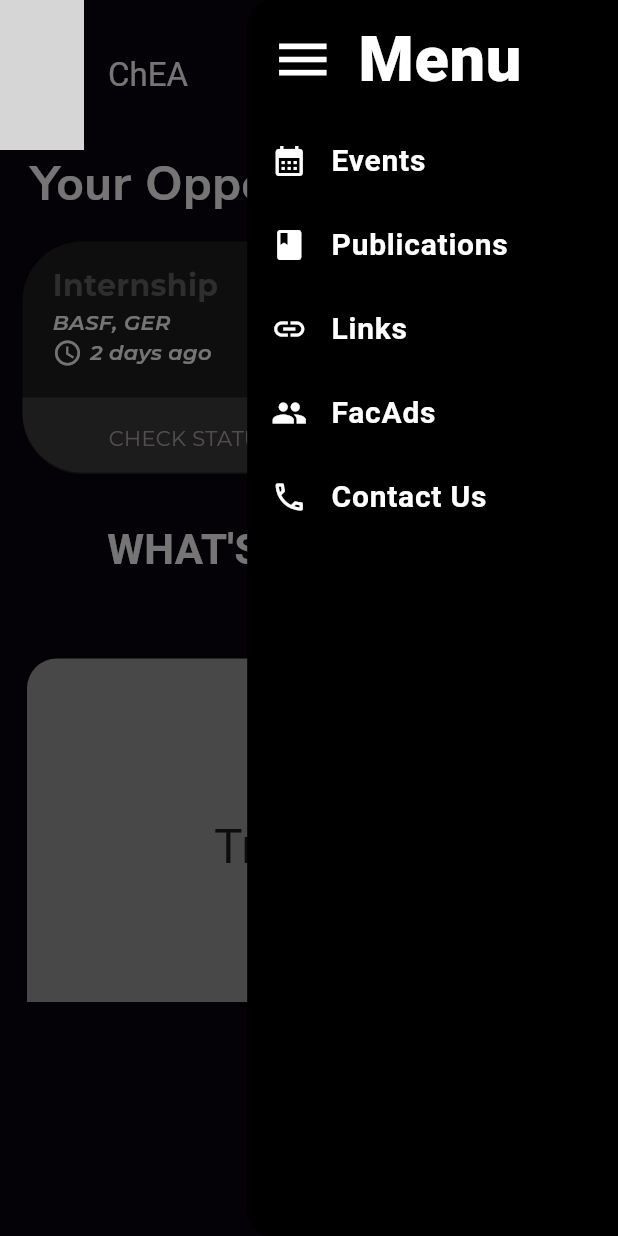
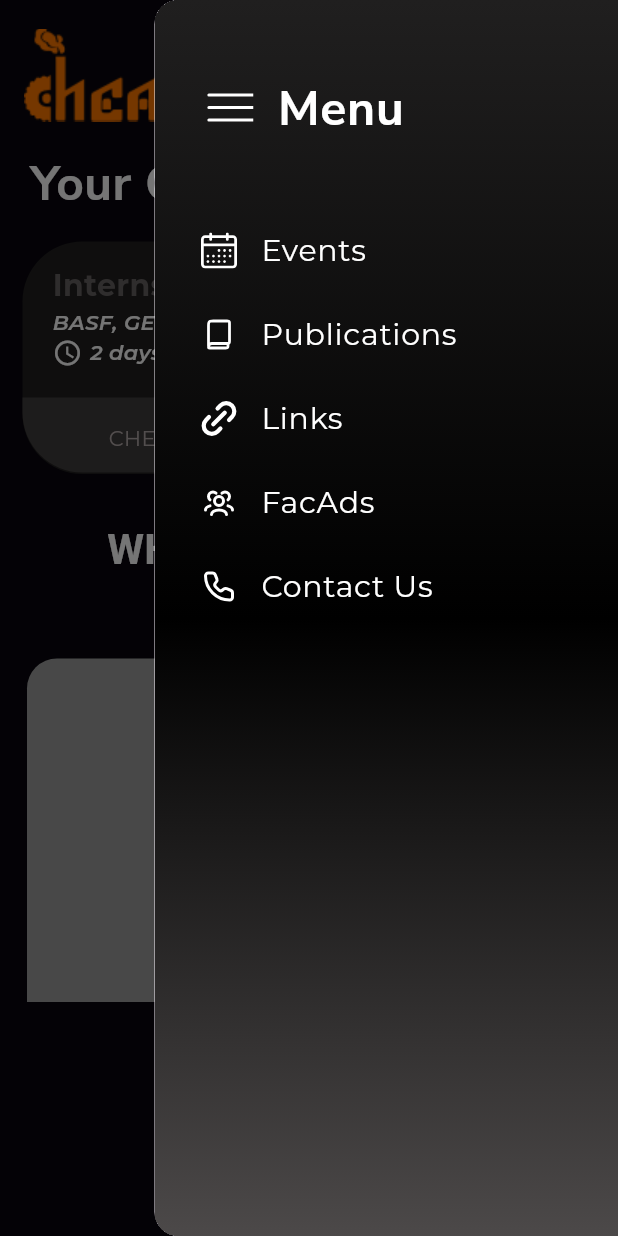
Before and after one commit to aastha51551/ChEA-App, a Flutter app: the screen it shows after launch, with the side drawer open, on a phone screen of 412 x 824 dp. Run offline on Flutter 3.47's test engine with Material 3 defaults, Android fonts, the phone set to English and light mode, and no system bars; our stand-ins replace flutter_svg, google_fonts; grey boxes are pictures that could not be loaded.

Commit message:
Fixed : ChEA Logo Updated : NavBar to figma design Changes : Separated Home Page into separate pages dir

```diff
--- a/chea/lib/main.dart
+++ b/chea/lib/main.dart
@@ -1,5 +1,6 @@
 // ignore_for_file: prefer_const_constructors, sort_child_properties_last
 
+import 'package:chea/pages/home.dart';
 import 'package:flutter/material.dart';
 import 'package:flutter_svg/flutter_svg.dart';
 import 'package:google_fonts/google_fonts.dart';
@@ -10,14 +11,9 @@ void main() {
   runApp(const MyApp());
 }
 
-class MyApp extends StatefulWidget {
+class MyApp extends StatelessWidget {
   const MyApp({super.key});
 
-  @override
-  State<MyApp> createState() => _MyAppState();
-}
-
-class _MyAppState extends State<MyApp> {
   @override
   Widget build(BuildContext context) {
     double height = MediaQuery.of(context).size.height;
@@ -44,267 +40,163 @@ class _MyAppState extends State<MyApp> {
             toolbarHeight: 100,
             backgroundColor: Color(defaultBackground),
             elevation: 0,
-            leading: SvgPicture.asset(
-              'assets/icons/logo.svg',
-              height: 50,
-              width: 50,
+            centerTitle: false,
+            automaticallyImplyLeading: false,
+            actions: [
+              Padding(
+                padding: const EdgeInsets.only(right: 15.0, top: 20),
+                child: Builder(builder: (context) {
+                  return IconButton(
+                      onPressed: () {
+                        Scaffold.of(context).openEndDrawer();
+                      },
+                      icon: SvgPicture.asset(
+                        'assets/icons/Hamburger_LG.svg',
+                        height: 40,
+                        colorFilter:
+                            ColorFilter.mode(Colors.white, BlendMode.srcIn),
+                      ));
+                }),
               ),
-            title: const Text('ChEA',
-                style: TextStyle(color: Colors.white),
-                textAlign: TextAlign.center),
-          ),
-          body: Column(
-            children: [
-              opportunities(Opportunities),
-              //Opportunitites Section
-              //What's Happening Section
-              Container(
-                  width: width,
-                  color: Color(defaultBackground),
-                  child: const Column(children: [
-                    Padding(
-                      padding: EdgeInsets.all(15.0),
-                      child: Text(
-                        "WHAT'S HAPPENING",
-                        style: TextStyle(
-                            color: Colors.white,
-                            fontSize: 28,
-                            fontWeight: FontWeight.w700),
+            ],
+            title: Image.asset(
+              'assets/icons/logo.png',
+              height: 90,
+              alignment: Alignment.centerLeft,
             ),
           ),
-                    SizedBox(
-                      height: 20,
-                    )
-                  ])),
-              Container(
-                color: Color(defaultBackground),
-                height: height * 0.3,
-                child: SingleChildScrollView(
-                  child: Column(
+          body:
+              Home(Opportunities: Opportunities, width: width, height: height),
+          //Navigation Drawer
+          endDrawer: buildDrawer(width: width),
+        ));
+  }
+}
+
+class buildDrawer extends StatelessWidget {
+  const buildDrawer({
+    super.key,
+    required this.width,
+  });
+
+  final double width;
+
+  @override
+  Widget build(BuildContext context) {
+    return Drawer(
+        width: width * 0.75,
+        child: Container(
+          decoration: BoxDecoration(
+              gradient: LinearGradient(
+            colors: const [
+              Color(0xff201f1f),
+              Color(0xff000000),
+              Color(0xff4c4949)
+            ],
+            begin: Alignment.topCenter,
+            end: Alignment.bottomCenter,
+          )),
+          child: ListView(
             children: [
               Padding(
-                          padding: const EdgeInsets.all(8.0),
-                          child: Container(
-                              height: 250,
-                              child: Center(
-                                  child: Text(
-                                'Trad Day',
-                                style: TextStyle(
+                padding: const EdgeInsets.only(left: 10, top: 40, bottom: 35),
+                child: ListTile(
+                  leading: SvgPicture.asset(
+                    'assets/icons/Hamburger_LG.svg',
+                    height: 40,
+                    colorFilter:
+                        ColorFilter.mode(Colors.white, BlendMode.srcIn),
+                  ),
+                  title: Text('Menu',
+                      style: GoogleFonts.nunitoSans(
                         fontSize: 32,
+                        fontWeight: FontWeight.w700,
+                        color: Colors.white,
+                      )),
                 ),
-                              )),
-                              margin: const EdgeInsets.all(10),
-                              decoration: BoxDecoration(
-                                  borderRadius: BorderRadius.circular(20),
-                                  color: Colors.grey[500]))),
+              ),
               Padding(
-                          padding: const EdgeInsets.all(8.0),
-                          child: Container(
-                              height: 250,
-                              child: Center(
-                                  child: Text(
-                                'Dept Trip',
-                                style: TextStyle(
-                                  fontSize: 32,
+                padding: const EdgeInsets.only(left: 15.0),
+                child: ListTile(
+                  leading: SvgPicture.asset(
+                    'assets/icons/calender.svg',
+                    height: 24,
+                    colorFilter:
+                        ColorFilter.mode(Colors.white, BlendMode.srcIn),
                   ),
-                              )),
-                              margin: const EdgeInsets.all(10),
-                              decoration: BoxDecoration(
-                                  borderRadius: BorderRadius.circular(20),
-                                  color: Colors.grey[500])))
-                    ],
+                  title: Text('Events',
+                      style: GoogleFonts.montserrat(
+                          fontSize: 20,
+                          fontWeight: FontWeight.w400,
+                          color: Colors.white)),
                 ),
+              ),
+              Padding(
+                padding: const EdgeInsets.only(left: 15.0),
+                child: ListTile(
+                  leading: SvgPicture.asset(
+                    'assets/icons/Book.svg',
+                    height: 24,
+                    colorFilter:
+                        ColorFilter.mode(Colors.white, BlendMode.srcIn),
+                  ),
+                  title: Text('Publications',
+                      style: GoogleFonts.montserrat(
+                          fontSize: 20,
+                          fontWeight: FontWeight.w400,
+                          color: Colors.white)),
+                ),
+              ),
+              Padding(
+                padding: const EdgeInsets.only(left: 15.0),
+                child: ListTile(
+                  leading: SvgPicture.asset(
+                    'assets/icons/Vector.svg',
+                    height: 24,
+                    colorFilter:
+                        ColorFilter.mode(Colors.white, BlendMode.srcIn),
+                  ),
+                  title: Text('Links',
+                      style: GoogleFonts.montserrat(
+                          fontSize: 20,
+                          fontWeight: FontWeight.w400,
+                          color: Colors.white)),
+                ),
+              ),
+              Padding(
+                padding: const EdgeInsets.only(left: 15.0),
+                child: ListTile(
+                  leading: SvgPicture.asset(
+                    'assets/icons/Users_Group.svg',
+                    height: 24,
+                    colorFilter:
+                        ColorFilter.mode(Colors.white, BlendMode.srcIn),
+                  ),
+                  title: Text('FacAds',
+                      style: GoogleFonts.montserrat(
+                          fontSize: 20,
+                          fontWeight: FontWeight.w400,
+                          color: Colors.white)),
+                ),
+              ),
+              Padding(
+                padding: const EdgeInsets.only(left: 15.0),
+                child: ListTile(
+                  leading: SvgPicture.asset(
+                    'assets/icons/Phone.svg',
+                    height: 24,
+                    colorFilter:
+                        ColorFilter.mode(Colors.white, BlendMode.srcIn),
+                  ),
+                  title: Text('Contact Us',
+                      style: GoogleFonts.montserrat(
+                          fontSize: 20,
+                          fontWeight: FontWeight.w400,
+                          color: Colors.white)),
                 ),
               ),
             ],
           ),
-          //Navigation Drawer
-          endDrawer: Drawer(
-              backgroundColor: Colors.black,
-              width: width * 0.6,
-              child: ListView(
-                children: const [
-                  ListTile(
-                    leading: Icon(Icons.menu, color: Colors.white, size: 42),
-                    title: Text('Menu',
-                        style: TextStyle(
-                            color: Colors.white,
-                            fontSize: 42,
-                            fontWeight: FontWeight.w800)),
-                  ),
-                  ListTile(
-                    leading: Icon(Icons.calendar_month, color: Colors.white),
-                    title: Text('Events',
-                        style: TextStyle(
-                            color: Colors.white,
-                            fontSize: 20,
-                            fontWeight: FontWeight.w700)),
-                  ),
-                  ListTile(
-                    leading: Icon(Icons.book, color: Colors.white),
-                    title: Text('Publications',
-                        style: TextStyle(
-                            color: Colors.white,
-                            fontSize: 20,
-                            fontWeight: FontWeight.w700)),
-                  ),
-                  ListTile(
-                    leading: Icon(Icons.link, color: Colors.white),
-                    title: Text('Links',
-                        style: TextStyle(
-                            color: Colors.white,
-                            fontSize: 20,
-                            fontWeight: FontWeight.w700)),
-                  ),
-                  ListTile(
-                    leading: Icon(
-                      Icons.people,
-                      color: Colors.white,
-                    ),
-                    title: Text('FacAds',
-                        style: TextStyle(
-                            color: Colors.white,
-                            fontSize: 20,
-                            fontWeight: FontWeight.w700)),
-                  ),
-                  ListTile(
-                    leading: Icon(Icons.phone_outlined, color: Colors.white),
-                    title: Text('Contact Us',
-                        style: TextStyle(
-                            color: Colors.white,
-                            fontSize: 20,
-                            fontWeight: FontWeight.w700)),
-                  ),
-                ],
-              )),
         ));
   }
 }
-
-Container opportunities(List<Map<String, String>> Opportunities) {
-  return Container(
-    color: Color(defaultBackground),
-    child: Column(
-      mainAxisAlignment: MainAxisAlignment.start,
-      crossAxisAlignment: CrossAxisAlignment.start,
-      children: [
-        Padding(
-          padding: const EdgeInsets.only(left: 20.0),
-          child: Text('Your Opportunities',
-              style: GoogleFonts.nunitoSans(
-                fontSize: 32,
-                fontWeight: FontWeight.w700,
-                color: Color(0xffffffff),
-              )),
-        ),
-        SizedBox(
-          height: 185,
-          width: double.infinity,
-          child: ListView.builder(
-            shrinkWrap: true,
-            itemCount: Opportunities.length,
-            scrollDirection: Axis.horizontal,
-            itemBuilder: (context, index) {
-              return Padding(
-                padding: const EdgeInsets.all(15.0),
-                child: _opportunities(Opportunities[index]),
-              );
-            },
-          ),
-        ),
-      ],
-    ),
-  );
-}
-
-Widget _opportunities(Map<String, String> Opportunity) {
-  return Container(
-    width: 225,
-    decoration: BoxDecoration(
-        borderRadius: BorderRadius.circular(40), color: Color(0xff201F1F)),
-    child: Column(
-      children: [
-        SizedBox(
-          width: 225,
-          child: Padding(
-            padding: const EdgeInsets.only(
-                left: 20.0, right: 8.0, top: 15.0, bottom: 0.0),
-            child: Text(
-              Opportunity['title'] ?? 'Not Defined',
-              // style: TextStyle(
-
-              //     color: Colors.grey[400],
-              //     fontSize: 20,
-              //     fontWeight: FontWeight.w800,
-              //     fontStyle: FontStyle.italic),
-              style: GoogleFonts.montserrat(
-                  fontWeight: FontWeight.w700,
-                  fontSize: 20,
-                  color: Color(0xff666161)),
-              textAlign: TextAlign.left,
-            ),
-          ),
-        ),
-        Container(
-          width: 225,
-          child: Padding(
-            padding: const EdgeInsets.only(left: 20.0),
-            child: Text(
-              Opportunity['provider'] ?? 'Not Defined',
-              style: GoogleFonts.montserrat(
-                  fontWeight: FontWeight.w600,
-                  fontSize: 14,
-                  fontStyle: FontStyle.italic,
-                  color: Color(0xffffffff)),
-              textAlign: TextAlign.left,
-            ),
-          ),
-        ),
-        Padding(
-          padding: const EdgeInsets.only(left: 20.0),
-          child: Row(
-            mainAxisAlignment: MainAxisAlignment.start,
-            children: [
-              Icon(
-                Icons.watch_later_outlined,
-                color: Colors.white,
-                size: 20,
-              ),
-              SizedBox(
-                width: 5,
-              ),
-              Text(
-                Opportunity['timePosted'] ?? 'Not Defined',
-                style: GoogleFonts.montserrat(
-                    fontWeight: FontWeight.w600,
-                    fontSize: 14,
-                    fontStyle: FontStyle.italic,
-                    color: Color(0xffffffff)),
-              )
-            ],
-          ),
-        ),
-        SizedBox(height: 20),
-        Container(
-            width: 225,
-            height: 50,
-            decoration: BoxDecoration(
-                borderRadius: const BorderRadius.only(
-                    bottomLeft: Radius.circular(40),
-                    bottomRight: Radius.circular(40)),
-                color: Color(0xff403c3c)),
-            child: Center(
-              child: Padding(
-                padding: const EdgeInsets.only(top: 5),
-                child: Text('CHECK STATUS',
-                    style: GoogleFonts.montserrat(
-                      fontWeight: FontWeight.w400,
-                      color: Color(0xffb3a9a9),
-                      fontSize: 14,
-                    )),
-              ),
-            ))
-      ],
-    ),
-  );
-}
--- /dev/null
+++ b/chea/lib/pages/home.dart
@@ -0,0 +1,214 @@
+import 'package:google_fonts/google_fonts.dart';
+import 'package:flutter/material.dart';
+
+int defaultBackground = 0xff08050c;
+
+class Home extends StatelessWidget {
+  const Home({
+    super.key,
+    required this.Opportunities,
+    required this.width,
+    required this.height,
+  });
+
+  final List<Map<String, String>> Opportunities;
+  final double width;
+  final double height;
+
+  @override
+  Widget build(BuildContext context) {
+    return Column(
+      children: [
+        opportunities(Opportunities),
+        //Opportunitites Section
+        //What's Happening Section
+        Container(
+            width: width,
+            color: Color(defaultBackground),
+            child: const Column(children: [
+              Padding(
+                padding: EdgeInsets.all(15.0),
+                child: Text(
+                  "WHAT'S HAPPENING",
+                  style: TextStyle(
+                      color: Colors.white,
+                      fontSize: 28,
+                      fontWeight: FontWeight.w700),
+                ),
+              ),
+              SizedBox(
+                height: 20,
+              )
+            ])),
+        Container(
+          color: Color(defaultBackground),
+          height: height * 0.3,
+          child: SingleChildScrollView(
+            child: Column(
+              children: [
+                Padding(
+                    padding: const EdgeInsets.all(8.0),
+                    child: Container(
+                        height: 250,
+                        child: Center(
+                            child: Text(
+                          'Trad Day',
+                          style: TextStyle(
+                            fontSize: 32,
+                          ),
+                        )),
+                        margin: const EdgeInsets.all(10),
+                        decoration: BoxDecoration(
+                            borderRadius: BorderRadius.circular(20),
+                            color: Colors.grey[500]))),
+                Padding(
+                    padding: const EdgeInsets.all(8.0),
+                    child: Container(
+                        height: 250,
+                        child: Center(
+                            child: Text(
+                          'Dept Trip',
+                          style: TextStyle(
+                            fontSize: 32,
+                          ),
+                        )),
+                        margin: const EdgeInsets.all(10),
+                        decoration: BoxDecoration(
+                            borderRadius: BorderRadius.circular(20),
+                            color: Colors.grey[500])))
+              ],
+            ),
+          ),
+        ),
+      ],
+    );
+  }
+}
+
+Container opportunities(List<Map<String, String>> Opportunities) {
+  return Container(
+    color: Color(defaultBackground),
+    child: Column(
+      mainAxisAlignment: MainAxisAlignment.start,
+      crossAxisAlignment: CrossAxisAlignment.start,
+      children: [
+        Padding(
+          padding: const EdgeInsets.only(left: 20.0),
+          child: Text('Your Opportunities',
+              style: GoogleFonts.nunitoSans(
+                fontSize: 32,
+                fontWeight: FontWeight.w700,
+                color: Color(0xffffffff),
+              )),
+        ),
+        SizedBox(
+          height: 185,
+          width: double.infinity,
+          child: ListView.builder(
+            shrinkWrap: true,
+            itemCount: Opportunities.length,
+            scrollDirection: Axis.horizontal,
+            itemBuilder: (context, index) {
+              return Padding(
+                padding: const EdgeInsets.all(15.0),
+                child: _opportunities(Opportunities[index]),
+              );
+            },
+          ),
+        ),
+      ],
+    ),
+  );
+}
+
+Widget _opportunities(Map<String, String> Opportunity) {
+  return Container(
+    width: 225,
+    decoration: BoxDecoration(
+        borderRadius: BorderRadius.circular(40), color: Color(0xff201F1F)),
+    child: Column(
+      children: [
+        SizedBox(
+          width: 225,
+          child: Padding(
+            padding: const EdgeInsets.only(
+                left: 20.0, right: 8.0, top: 15.0, bottom: 0.0),
+            child: Text(
+              Opportunity['title'] ?? 'Not Defined',
+              // style: TextStyle(
+
+              //     color: Colors.grey[400],
+              //     fontSize: 20,
+              //     fontWeight: FontWeight.w800,
+              //     fontStyle: FontStyle.italic),
+              style: GoogleFonts.montserrat(
+                  fontWeight: FontWeight.w700,
+                  fontSize: 20,
+                  color: Color(0xff666161)),
+              textAlign: TextAlign.left,
+            ),
+          ),
+        ),
+        Container(
+          width: 225,
+          child: Padding(
+            padding: const EdgeInsets.only(left: 20.0),
+            child: Text(
+              Opportunity['provider'] ?? 'Not Defined',
+              style: GoogleFonts.montserrat(
+                  fontWeight: FontWeight.w600,
+                  fontSize: 14,
+                  fontStyle: FontStyle.italic,
+                  color: Color(0xffffffff)),
+              textAlign: TextAlign.left,
+            ),
+          ),
+        ),
+        Padding(
+          padding: const EdgeInsets.only(left: 20.0),
+          child: Row(
+            mainAxisAlignment: MainAxisAlignment.start,
+            children: [
+              const Icon(
+                Icons.watch_later_outlined,
+                color: Colors.white,
+                size: 20,
+              ),
+              const SizedBox(
+                width: 5,
+              ),
+              Text(
+                Opportunity['timePosted'] ?? 'Not Defined',
+                style: GoogleFonts.montserrat(
+                    fontWeight: FontWeight.w600,
+                    fontSize: 14,
+                    fontStyle: FontStyle.italic,
+                    color: const Color(0xffffffff)),
+              )
+            ],
+          ),
+        ),
+        const SizedBox(height: 20),
+        Container(
+            width: 225,
+            height: 50,
+            decoration: const BoxDecoration(
+                borderRadius: const BorderRadius.only(
+                    bottomLeft: Radius.circular(40),
+                    bottomRight: Radius.circular(40)),
+                color: Color(0xff403c3c)),
+            child: Center(
+              child: Padding(
+                padding: const EdgeInsets.only(top: 5),
+                child: Text('CHECK STATUS',
+                    style: GoogleFonts.montserrat(
+                      fontWeight: FontWeight.w400,
+                      color: const Color(0xffb3a9a9),
+                      fontSize: 14,
+                    )),
+              ),
+            ))
+      ],
+    ),
+  );
+}
```
Also changed, not shown: chea/assets/icons/Book.svg (added), chea/assets/icons/Hamburger_LG.svg (added), chea/assets/icons/Phone.svg (added), chea/assets/icons/Users_Group.svg (added), chea/assets/icons/Vector.svg (added), chea/assets/icons/calender.svg (added), chea/assets/icons/logo.png (added). Lines whose indentation alone changed are shown as unchanged.
